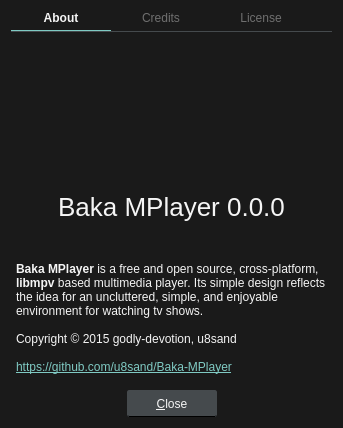
Old version of the form src/ui/aboutdialog.ui in the repository u8sand/Baka-MPlayer.
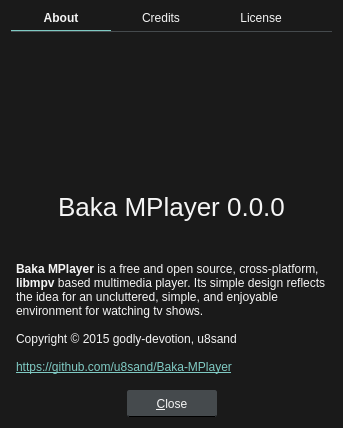
New version of the form. Icons and pictures are not drawn.

Commit message: Tab Widget: same font color for selected and not selected tabs

Patch:
```diff
--- a/src/ui/aboutdialog.ui
+++ b/src/ui/aboutdialog.ui
@@ -120,7 +120,6 @@
 	font-weight: bold;
 }
 QTabBar::tab:!selected {
-	color: #6F6F6F;
 	font-weight: normal;
 	margin-bottom: 1px;
 }</string>
```
The commit also changes 1 other file.
